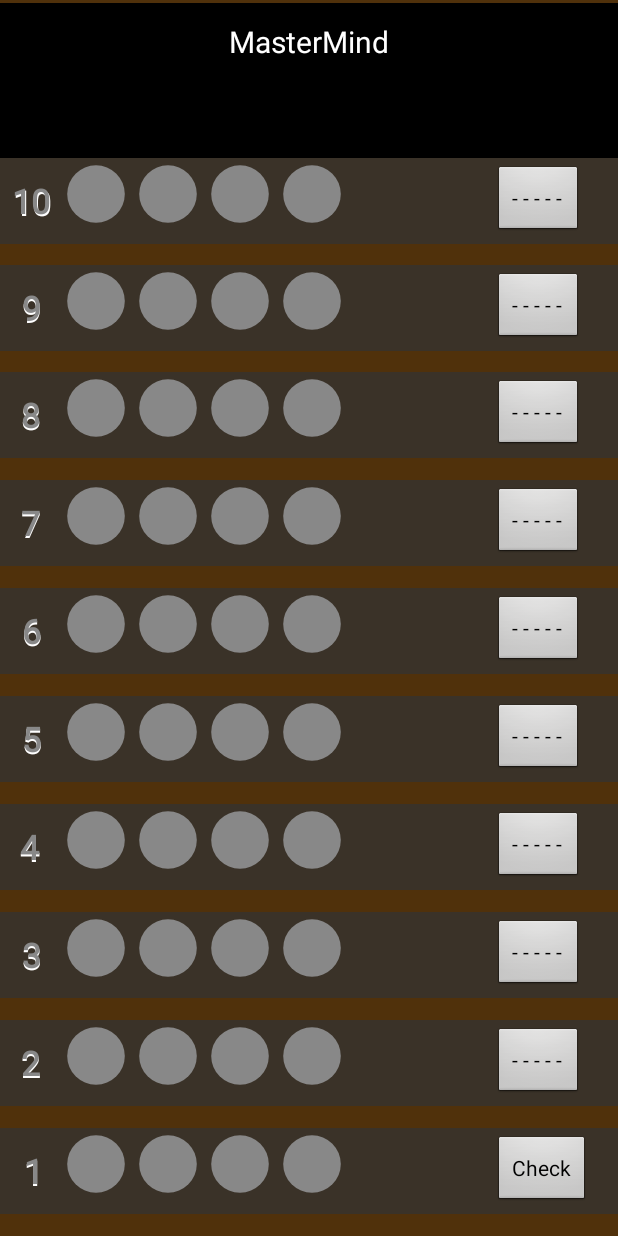
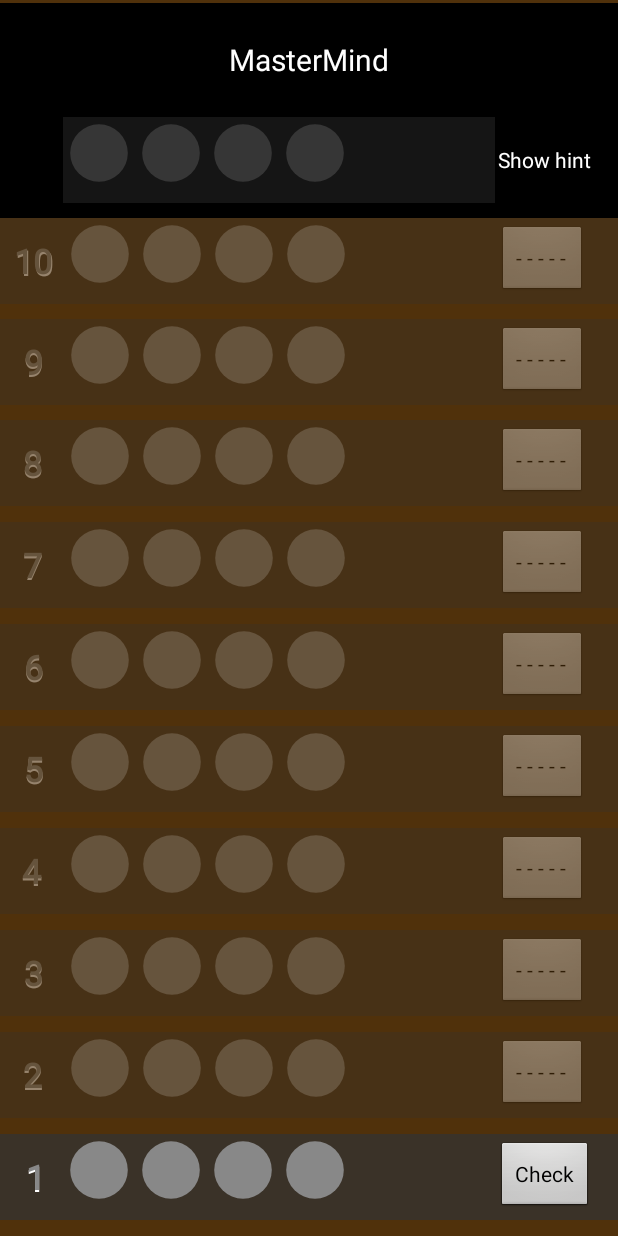
Before and after one commit to ChrisLaforet/MasterMind, an Android app: the PlayMastermindActivity screen opened directly, with no data from a screen before it, on a phone screen of 412 x 824 dp. Run offline under Robolectric (Android 15) with nearby library versions, the phone set to English and light mode, and no system bars.

Commit message:
Changing code response row to prepare it to offer hints - small improvements in UX

```diff
--- a/app/build.gradle
+++ b/app/build.gradle
@@ -11,8 +11,8 @@ android {
         applicationId "com.chrislaforetsoftware.mm"
         minSdkVersion 24
         targetSdkVersion 30
-        versionCode 1
-        versionName "1.0"
+        versionCode 2
+        versionName "1.01"
 
         testInstrumentationRunner "androidx.test.runner.AndroidJUnitRunner"
     }
--- a/app/src/main/java/com/chrislaforetsoftware/mm/board/MastermindCodeRow.kt
+++ b/app/src/main/java/com/chrislaforetsoftware/mm/board/MastermindCodeRow.kt
@@ -3,8 +3,11 @@ package com.chrislaforetsoftware.mm.board
 import android.content.Context
 import android.content.res.TypedArray
 import android.util.AttributeSet
+import android.widget.Button
 import android.widget.LinearLayout
 import com.chrislaforetsoftware.mm.R
+import com.chrislaforetsoftware.mm.board.PlayMastermindActivity.Companion.BASIC_WELLS
+import com.chrislaforetsoftware.mm.rules.Code
 import com.chrislaforetsoftware.mm.rules.PegColor
 
 
@@ -13,6 +16,7 @@ class MastermindCodeRow(context: Context, attrs: AttributeSet?, defStyle: Int) :
 	constructor(context: Context) : this(context, null, 0)
 	constructor(context: Context, attrs: AttributeSet) : this(context, attrs, 0)
 
+	private var pegs: LinearLayout
 	private var peg0: MastermindPegHole
 	private var peg1: MastermindPegHole
 	private var peg2: MastermindPegHole
@@ -20,18 +24,32 @@ class MastermindCodeRow(context: Context, attrs: AttributeSet?, defStyle: Int) :
 	private var peg4: MastermindPegHole
 	private var peg5: MastermindPegHole
 
-	private var totalWells = PlayMastermindActivity.BASIC_WELLS
+	private var hintButton: Button
+
+	private var totalWells = PlayMastermindActivity.MAX_WELLS
 	private var activeWells: List<MastermindPegHole> = listOf()
+
+	private var hintMode = true;
+
+	private var codeToMatch: Code? = null
 
 	init {
 		inflate(this.context, R.layout.mastermind_coderow, this)
 
+		pegs = findViewById<LinearLayout>(R.id.pegs)
 		peg0 = preparePegHole(R.id.peg_0)
 		peg1 = preparePegHole(R.id.peg_1)
 		peg2 = preparePegHole(R.id.peg_2)
 		peg3 = preparePegHole(R.id.peg_3)
 		peg4 = preparePegHole(R.id.peg_4)
 		peg5 = preparePegHole(R.id.peg_5)
+
+		hintButton = findViewById<Button>(R.id.hint_button)
+		hintButton.setOnClickListener {
+
+		}
+
+		pegs.alpha = 0.4f
 	}
 
 	private fun preparePegHole(pegHoleId: Int): MastermindPegHole {
@@ -54,22 +72,33 @@ class MastermindCodeRow(context: Context, attrs: AttributeSet?, defStyle: Int) :
 			peg5.visibility = GONE
 		}
 		activeWells = wells.toList()
+		setMaxWidthForPegs()
+	}
 
-		val pegWidth = context.resources.displayMetrics.heightPixels * 8 / 100
+	fun setCodeColors(code: Code) {
+		codeToMatch = code
+	}
+
+	fun displayCodeColors() {
+		val codeColors = codeToMatch ?: return
+		for (index in 0 until totalWells) {
+			activeWells[index].setColor(codeColors.colors[index])
+		}
+
+		pegs.alpha = 1.0f
+
+		hintMode = false
+		hintButton.visibility = GONE
+	}
+
+	private fun setMaxWidthForPegs() {
+		val pegsWidth = context.resources.displayMetrics.widthPixels * 70 / 100
+		val pegsHeight = context.resources.displayMetrics.heightPixels * 7 / 100
+		pegs.layoutParams = LinearLayout.LayoutParams(pegsWidth, pegsHeight)
+
+		val pegWidth = pegsWidth / PlayMastermindActivity.MAX_WELLS			// keep size consistent across the board
 		for (well in this.activeWells) {
 			well.maxPegWidth = pegWidth
 		}
 	}
-
-	fun setCodeColors(pegs: List<PegColor>) {
-		for (index in 0 until totalWells) {
-			activeWells[index].setColor(pegs[index])
-		}
-	}
-
-	fun setMaxPegWidth(maxPegWidth: Int) {
-		for (well in this.activeWells) {
-			well.maxPegWidth = maxPegWidth
-		}
-	}
 }
--- a/app/src/main/java/com/chrislaforetsoftware/mm/board/MastermindPegRow.kt
+++ b/app/src/main/java/com/chrislaforetsoftware/mm/board/MastermindPegRow.kt
@@ -69,6 +69,8 @@ class MastermindPegRow(context: Context, attrs: AttributeSet?, defStyle: Int) :
 		doneButton = findViewById<Button>(R.id.row_done)
 		blackCount = findViewById<TextView>(R.id.black_count)
 		whiteCount = findViewById<TextView>(R.id.white_count)
+
+		this.alpha = 0.4f
 	}
 
 	private fun preparePegHole(pegHoleId: Int): MastermindPegHole {
@@ -129,6 +131,7 @@ class MastermindPegRow(context: Context, attrs: AttributeSet?, defStyle: Int) :
 
 	fun activateRow(activate: Boolean) {
 		if (activate) {
+			this.alpha = 1.0f
 			this.doneButton.text = resources.getString(R.string.check_button_text)
 
 			this.doneButton.setOnClickListener {
--- a/app/src/main/java/com/chrislaforetsoftware/mm/board/PlayMastermindActivity.kt
+++ b/app/src/main/java/com/chrislaforetsoftware/mm/board/PlayMastermindActivity.kt
@@ -30,7 +30,6 @@ class PlayMastermindActivity : Activity(), PegRowComplete {
     private lateinit var row7: MastermindPegRow
     private lateinit var row8: MastermindPegRow
     private lateinit var row9: MastermindPegRow
-    private lateinit var topBar: Button
     private lateinit var codeRow: MastermindCodeRow
 
     private lateinit var rows: List<MastermindPegRow>
@@ -67,10 +66,12 @@ class PlayMastermindActivity : Activity(), PegRowComplete {
         prepareRows()
 
         val code = generateCodeToMatch()
-        codeToMatch = Code(code)
-Log.d("CODE", "code is $codeToMatch")
+        val match = Code(code)
+        codeToMatch = match
+Log.d("CODE", "code is $match")
+        codeRow.setCodeColors(match)
 
-        // start the game clock
+        // start the game clock?
         // Create clock here
 
         currentActiveRow = 0
@@ -90,7 +91,6 @@ Log.d("CODE", "code is $codeToMatch")
         row8 = preparePegRow(R.id.peg_row_8, 9, is6Well)
         row9 = preparePegRow(R.id.peg_row_9, 10, is6Well)
 
-        topBar = findViewById<Button>(R.id.top_bar)
         codeRow = prepareCodeRow(is6Well)
 
         val allRows = mutableListOf<MastermindPegRow>()
@@ -158,7 +158,7 @@ Log.d("CODE", "code is $codeToMatch")
         row.setResults(response)
 
         if (response.matchCorrect == totalWells) {
-            showCode(code)
+            showCode()
             showSuccessAlert()
             return
         }
@@ -167,24 +167,13 @@ Log.d("CODE", "code is $codeToMatch")
         if (currentActiveRow < rows.size) {
             rows[currentActiveRow].activateRow(true)
         } else {
-            showCode(code)
+            showCode()
             showFailureAlert()
         }
     }
 
-    private fun showCode(code: Code) {
-        val height = topBar.height
-
-        topBar.visibility = GONE
-        codeRow.visibility = VISIBLE
-
-        val params = codeRow.layoutParams
-        params.height = height
-        codeRow.layoutParams = params
-
-        codeRow.setMaxPegWidth(height)
-
-        codeRow.setCodeColors(code.colors)
+    private fun showCode() {
+        codeRow.displayCodeColors()
     }
 
     private fun showSuccessAlert() {
--- a/app/src/main/res/layout/activity_main.xml
+++ b/app/src/main/res/layout/activity_main.xml
@@ -40,7 +40,7 @@
                 android:layout_width="wrap_content"
                 android:layout_height="wrap_content"
                 android:padding="10dp"
-                android:text="Beginner 4 Color/4 Wells/No dups"
+                android:text="Beginner 4 Color/4 Wells/No Dups"
                 android:textColor="@color/black"
                 android:background="#2E9132"
             />
--- a/app/src/main/res/layout/activity_play_mastermind.xml
+++ b/app/src/main/res/layout/activity_play_mastermind.xml
@@ -17,30 +17,22 @@
 
         <TextView
                 android:layout_width="match_parent"
-                android:layout_height="30dp"
+                android:layout_height="50dp"
                 android:textColor="@color/white"
                 android:background="@color/black"
                 android:gravity="center"
                 android:text="@string/app_name"
                 android:textSize="20sp"
-                android:layout_weight="8"
-                />
-
-        <Button
-                android:id="@+id/top_bar"
-                android:text=""
-                android:background="@color/black"
-                android:layout_width="match_parent"
-                android:layout_height="wrap_content"
                 android:layout_weight="12"
                 />
 
         <com.chrislaforetsoftware.mm.board.MastermindCodeRow
                 android:id="@+id/code_row"
                 android:layout_width="match_parent"
-                android:layout_height="match_parent"
-                android:visibility="gone"
-                />
+                android:layout_height="50dp"
+                android:background="@color/black"
+                android:layout_weight="8"
+        />
 
         <com.chrislaforetsoftware.mm.board.MastermindPegRow
                 android:id="@+id/peg_row_9"
--- a/app/src/main/res/layout/mastermind_coderow.xml
+++ b/app/src/main/res/layout/mastermind_coderow.xml
@@ -6,26 +6,32 @@
         android:layout_width="match_parent"
         android:layout_height="wrap_content"
         android:orientation="horizontal"
-        android:background="#444444"
-        android:weightSum="10"
+        android:background="@color/black"
+        android:weightSum="100"
         >
 
-    <Space
-            android:layout_width="46sp"
-            android:layout_height="match_parent"
+    <com.chrislaforetsoftware.mm.board.RowHeader
+        android:id="@+id/row_number"
+        android:layout_width="40dp"
+        android:layout_height="match_parent"
+        android:layout_weight="10"
+        android:background="@color/black"
         />
 
     <LinearLayout
             android:id="@+id/pegs"
             android:layout_width="wrap_content"
             android:layout_height="match_parent"
-            android:layout_weight="6"
+            android:layout_weight="70"
+            android:weightSum="6"
+            android:background="#cc444444"
             android:orientation="horizontal">
 
         <com.chrislaforetsoftware.mm.board.MastermindPegHole
                 android:id="@+id/peg_0"
                 android:layout_width="200dp"
                 android:layout_height="200dp"
+                android:layout_weight="1"
                 android:contentDescription="@string/first_peg"
                 />
 
@@ -33,6 +39,7 @@
                 android:id="@+id/peg_1"
                 android:layout_width="200dp"
                 android:layout_height="200dp"
+                android:layout_weight="1"
                 android:contentDescription="@string/second_peg"
                 />
 
@@ -40,6 +47,7 @@
                 android:id="@+id/peg_2"
                 android:layout_width="200dp"
                 android:layout_height="200dp"
+                android:layout_weight="1"
                 android:contentDescription="@string/third_peg"
                 />
 
@@ -47,6 +55,7 @@
                 android:id="@+id/peg_3"
                 android:layout_width="200dp"
                 android:layout_height="200dp"
+                android:layout_weight="1"
                 android:contentDescription="@string/fourth_peg"
                 />
 
@@ -54,6 +63,7 @@
                 android:id="@+id/peg_4"
                 android:layout_width="200dp"
                 android:layout_height="200dp"
+                android:layout_weight="1"
                 android:contentDescription="@string/fifth_peg"
                 />
 
@@ -61,13 +71,28 @@
                 android:id="@+id/peg_5"
                 android:layout_width="200dp"
                 android:layout_height="200dp"
+                android:layout_weight="1"
                 android:contentDescription="@string/sixth_peg"
                 />
+
     </LinearLayout>
 
-    <Space
-            android:layout_width="0dp"
+    <LinearLayout
+        android:id="@+id/score"
+        android:layout_width="wrap_content"
+        android:layout_height="match_parent"
+        android:layout_weight="20"
+        android:weightSum="5"
+        android:orientation="horizontal">
+
+        <Button
+            android:id="@+id/hint_button"
+            android:layout_width="match_parent"
             android:layout_height="match_parent"
-            android:layout_weight="3"
-             />
+            android:text="@string/show_hint"
+            android:background="@color/black"
+            android:textColor="@color/white"
+            />
+    </LinearLayout>
+
 </LinearLayout>
--- a/app/src/main/res/layout/mastermind_pegrow.xml
+++ b/app/src/main/res/layout/mastermind_pegrow.xml
@@ -5,7 +5,6 @@
         style="@style/Widget.Theme.MasterMind.ButtonBar.Fullscreen"
         android:layout_width="match_parent"
         android:layout_height="wrap_content"
-        android:layout_gravity="center_horizontal"
         android:orientation="horizontal"
         android:weightSum="100"
         >
@@ -14,7 +13,8 @@
             android:id="@+id/row_number"
             android:layout_width="40dp"
             android:layout_height="match_parent"
-            />
+            android:layout_weight="10"
+        />
 
     <LinearLayout
             android:id="@+id/pegs"
--- a/app/src/main/res/values/strings.xml
+++ b/app/src/main/res/values/strings.xml
@@ -45,5 +45,6 @@
 
 	<string name="you_lost">Sorry, you lost!</string>
 	<string name="lost_prompt">The code-maker has won this time around! Do you want to try again?</string>
+	<string name="show_hint">Show hint</string>
 
 </resources>
```
